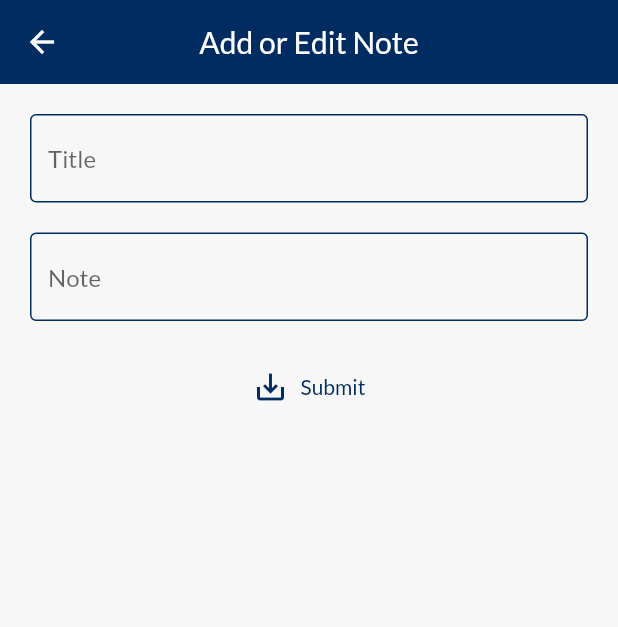
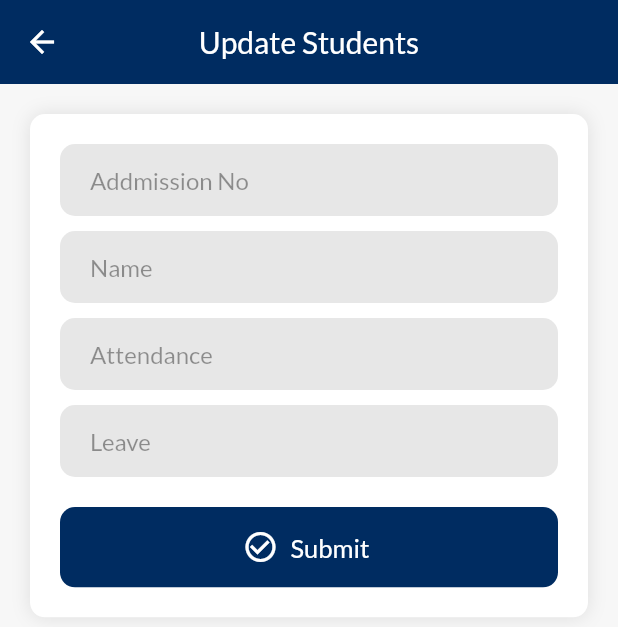
Before and after one commit to unaismnr/student-management, a Flutter app: the AddEditStudent screen opened directly, on a phone screen of 412 x 824 dp. Shown: the top 627 px of the screen. Run offline on Flutter 3.47's test engine with Material 3 defaults, Android fonts, the phone set to English and light mode, and no system bars; our stand-ins replace cloud_firestore, firebase_core, page_transition; accounts and stored records are empty.

Commit message:
add and update functions added

```diff
--- a/lib/services/students_service.dart
+++ b/lib/services/students_service.dart
@@ -6,20 +6,38 @@ class StudentsService {
   );
 
   Future<void> addStudent(
-    double regNo,
+    String addmissionNo,
     String name,
-    double attendance,
+    String attendance,
+    String leave,
   ) {
     return students.add({
-      'reg.no': regNo,
+      'reg.no': addmissionNo,
       'name': name,
       'attendance': attendance,
+      'leave': leave,
       'time': Timestamp.now(),
     });
   }
 
   Stream<QuerySnapshot> fetchStudents() {
-    final getStudents = students.orderBy('time').snapshots();
+    final getStudents = students.orderBy('time', descending: true).snapshots();
     return getStudents;
   }
+
+  void editStudent(
+    String docId,
+    String addmissionNo,
+    String name,
+    String attendance,
+    String leave,
+  ) {
+    students.doc(docId).update({
+      'reg.no': addmissionNo,
+      'name': name,
+      'attendance': attendance,
+      'leave': leave,
+      'time': Timestamp.now(),
+    });
+  }
 }
--- a/lib/utils/theme.dart
+++ b/lib/utils/theme.dart
@@ -28,8 +28,11 @@ class MainTheme {
     iconTheme: const IconThemeData(
       color: mainColor,
     ),
-    textTheme: const TextTheme(
-      bodyMedium: TextStyle(
+    textTheme: TextTheme(
+      bodySmall: TextStyle(
+        color: Colors.black.withOpacity(0.4),
+      ),
+      bodyMedium: const TextStyle(
         color: kBlackColor,
       ),
     ),
@@ -68,8 +71,11 @@ class MainTheme {
     iconTheme: const IconThemeData(
       color: Color.fromARGB(255, 245, 245, 245),
     ),
-    textTheme: const TextTheme(
-      bodyMedium: TextStyle(
+    textTheme: TextTheme(
+      bodySmall: TextStyle(
+        color: Colors.grey.withOpacity(0.7),
+      ),
+      bodyMedium: const TextStyle(
         color: Color.fromARGB(255, 245, 245, 245),
       ),
     ),
--- a/lib/view/home/home.dart
+++ b/lib/view/home/home.dart
@@ -181,11 +181,12 @@ class HomeGridView extends StatelessWidget {
                       context,
                       AllStudents(),
                     );
-                  } else if (items['title'] == 'Edit') {
+                  } else if (items['title'] == 'Add') {
                     NavigationHelper.push(
                       context,
                       AddEditStudent(),
                     );
+                  } else if (items['title'] == 'Edit') {
                   } else if (items['title'] == 'Delete') {
                     NavigationHelper.push(
                       context,
--- a/lib/view/students/all_students.dart
+++ b/lib/view/students/all_students.dart
@@ -1,10 +1,7 @@
 import 'package:cloud_firestore/cloud_firestore.dart';
-import 'package:flutter/cupertino.dart';
 import 'package:flutter/material.dart';
 import 'package:student_management/services/students_service.dart';
 import 'package:student_management/utils/consts.dart';
-import 'package:student_management/view/common/navigation_helper.dart';
-import 'package:student_management/view/students/single_student.dart';
 
 class AllStudents extends StatelessWidget {
   AllStudents({super.key});
@@ -14,7 +11,6 @@ class AllStudents extends StatelessWidget {
   @override
   Widget build(BuildContext context) {
     return Scaffold(
-      backgroundColor: Theme.of(context).colorScheme.background,
       appBar: AppBar(
         elevation: 0,
         title: const Text(
@@ -28,35 +24,23 @@ class AllStudents extends StatelessWidget {
         padding: const EdgeInsets.symmetric(horizontal: 20),
         child: Column(
           children: [
-            kHeight20,
-            Container(
-              height: MediaQuery.of(context).size.height * 0.06,
-              decoration: BoxDecoration(
-                borderRadius: BorderRadius.circular(10),
-                boxShadow: [
-                  BoxShadow(
-                    color: Colors.black.withOpacity(0.1),
-                    blurRadius: 10,
-                    spreadRadius: 0,
-                  )
-                ],
-              ),
-              child: CupertinoSearchTextField(
-                backgroundColor:
-                    Theme.of(context).colorScheme.secondaryContainer,
-              ),
-            ),
             const SizedBox(height: 15),
             Expanded(
               child: Container(
                 width: MediaQuery.of(context).size.width,
                 decoration: BoxDecoration(
-                  borderRadius: const BorderRadius.only(
-                    topLeft: Radius.circular(20),
-                    topRight: Radius.circular(20),
-                  ),
-                  color: Theme.of(context).colorScheme.secondaryContainer,
-                ),
+                    borderRadius: const BorderRadius.only(
+                      topLeft: Radius.circular(20),
+                      topRight: Radius.circular(20),
+                    ),
+                    color: Theme.of(context).colorScheme.secondaryContainer,
+                    boxShadow: [
+                      BoxShadow(
+                        color: Colors.black.withOpacity(0.1),
+                        blurRadius: 10,
+                        spreadRadius: 0,
+                      )
+                    ]),
                 child: StreamBuilder<QuerySnapshot>(
                     stream: studentsService.fetchStudents(),
                     builder: (context, snapshot) {
@@ -67,14 +51,7 @@ class AllStudents extends StatelessWidget {
                           itemBuilder: (context, index) {
                             final data = snapshot.data!.docs[index];
                             return ListTile(
-                              onTap: () {
-                                NavigationHelper.push(
-                                  context,
-                                  SingleStudent(
-                                    studentDate: data,
-                                  ),
-                                );
-                              },
+                              onTap: () {},
                               leading: CircleAvatar(
                                 backgroundColor:
                                     Theme.of(context).colorScheme.background,
@@ -85,15 +62,6 @@ class AllStudents extends StatelessWidget {
                               ),
                               title: Text(
                                 data['name'],
-                                style: TextStyle(
-                                  color: Theme.of(context)
-                                      .textTheme
-                                      .bodyMedium!
-                                      .color,
-                                ),
-                              ),
-                              subtitle: Text(
-                                'Admission: ${data['admission']}',
                                 style: TextStyle(
                                   color: Theme.of(context)
                                       .textTheme
--- a/lib/view/students/widgets/add_edit_student.dart
+++ b/lib/view/students/widgets/add_edit_student.dart
@@ -1,29 +1,22 @@
+import 'package:cloud_firestore/cloud_firestore.dart';
 import 'package:flutter/material.dart';
+import 'package:student_management/services/students_service.dart';
 import 'package:student_management/utils/consts.dart';
 
 class AddEditStudent extends StatelessWidget {
   AddEditStudent({
     super.key,
+    this.dataToEdit,
   });
 
-  final titleController = TextEditingController();
-  final noteController = TextEditingController();
+  final QueryDocumentSnapshot? dataToEdit;
 
-  // void addNote() {
-  //   final title = titleController.text.trim();
-  //   final note = noteController.text.trim();
-  //   service.addNote(title, note);
-  //   titleController.clear();
-  //   noteController.clear();
-  // }
+  final GlobalKey<FormState> _formKey = GlobalKey();
 
-  // updateNote(docId) {
-  //   final title = titleController.text.trim();
-  //   final note = noteController.text.trim();
-  //   service.updateNote(docId, title, note);
-  //   titleController.clear();
-  //   noteController.clear();
-  // }
+  final nameController = TextEditingController();
+  final admissionController = TextEditingController();
+  final attendanceController = TextEditingController();
+  final leaveController = TextEditingController();
 
   @override
   Widget build(BuildContext context) {
@@ -33,49 +26,90 @@ class AddEditStudent extends StatelessWidget {
       appBar: AppBar(
         elevation: 0,
         title: const Text(
-          'Add or Edit Note',
+          'Update Students',
           style: TextStyle(
             color: kWhiteColor,
           ),
         ),
       ),
-      body: Padding(
+      body: SingleChildScrollView(
+        child: Padding(
           padding: const EdgeInsets.all(20),
+          child: IntrinsicHeight(
+            child: Container(
+              padding: const EdgeInsets.all(20),
+              decoration: BoxDecoration(
+                  borderRadius: BorderRadius.circular(10),
+                  color: Theme.of(context).colorScheme.secondaryContainer,
+                  boxShadow: [
+                    BoxShadow(
+                      color: Colors.black.withOpacity(0.1),
+                      blurRadius: 10,
+                      spreadRadius: 0,
+                    )
+                  ]),
+              child: Form(
+                key: _formKey,
                 child: Column(
                   children: [
-            TextFormField(
-              controller: titleController,
-              decoration: InputDecoration(
-                hintText: 'Title',
-                focusedBorder: customBorder,
-                enabledBorder: customBorder,
-                border: customBorder,
+                    TextFieldContainer(
+                      textController: admissionController,
+                      hintText: 'Addmission No',
+                    ),
+                    kHeight10,
+                    TextFieldContainer(
+                      textController: nameController,
+                      hintText: 'Name',
+                      keyboardType: TextInputType.name,
+                    ),
+                    kHeight10,
+                    TextFieldContainer(
+                      textController: attendanceController,
+                      hintText: 'Attendance',
+                    ),
+                    kHeight10,
+                    TextFieldContainer(
+                      textController: leaveController,
+                      hintText: 'Leave',
+                    ),
+                    kHeight20,
+                    ElevatedButton.icon(
+                      onPressed: () {
+                        if (_formKey.currentState!.validate()) {
+                          StudentsService().addStudent(
+                            admissionController.text.trim(),
+                            nameController.text.trim(),
+                            attendanceController.text.trim(),
+                            leaveController.text.trim(),
+                          );
+                          Navigator.pop(context);
+                        }
+                      },
+                      icon: const Icon(Icons.check_circle_outline),
+                      label: const Text(
+                        'Submit',
+                        style: TextStyle(fontSize: 17),
+                      ),
+                      style: ButtonStyle(
+                        elevation: const MaterialStatePropertyAll(0),
+                        minimumSize: MaterialStatePropertyAll(
+                          Size(MediaQuery.of(context).size.width,
+                              MediaQuery.of(context).size.height * 0.065),
+                        ),
+                        shape: const MaterialStatePropertyAll(
+                          RoundedRectangleBorder(
+                            borderRadius: BorderRadius.all(
+                              Radius.circular(10),
                             ),
                           ),
-            const SizedBox(height: 20),
-            TextFormField(
-              controller: noteController,
-              decoration: InputDecoration(
-                hintText: 'Note',
-                focusedBorder: customBorder,
-                enabledBorder: customBorder,
-                border: customBorder,
                         ),
                       ),
-            const SizedBox(height: 20),
-            TextButton.icon(
-              onPressed: () {
-                // title == null && docId == null && note == null
-                //     ? addNote()
-                //     : updateNote(
-                //         docId,
-                //       );
-                Navigator.pop(context);
-              },
-              icon: const Icon(Icons.save_alt),
-              label: const Text('Submit'),
                     ),
                   ],
+                ),
+              ),
+            ),
+          ),
         ),
       ),
     );
@@ -85,3 +119,47 @@ class AddEditStudent extends StatelessWidget {
     borderSide: BorderSide(color: mainColor),
   );
 }
+
+class TextFieldContainer extends StatelessWidget {
+  const TextFieldContainer({
+    super.key,
+    required this.textController,
+    required this.hintText,
+    this.keyboardType = TextInputType.number,
+  });
+
+  final TextEditingController textController;
+  final String hintText;
+  final TextInputType keyboardType;
+
+  @override
+  Widget build(BuildContext context) {
+    return Container(
+      decoration: BoxDecoration(
+        borderRadius: BorderRadius.circular(10),
+        color: Colors.grey.withOpacity(0.25),
+      ),
+      child: TextFormField(
+        controller: textController,
+        decoration: InputDecoration(
+          contentPadding: const EdgeInsets.only(left: 20),
+          hintText: hintText,
+          hintStyle: TextStyle(
+            color: Theme.of(context).textTheme.bodySmall!.color,
+          ),
+          border: InputBorder.none,
+        ),
+        style: TextStyle(
+          color: Theme.of(context).textTheme.bodyMedium!.color,
+        ),
+        keyboardType: keyboardType,
+        validator: (value) {
+          if (value == null || value.isEmpty) {
+            return 'Please Enter Details';
+          }
+          return null;
+        },
+      ),
+    );
+  }
+}
```
Lines whose indentation alone changed are shown as unchanged.
